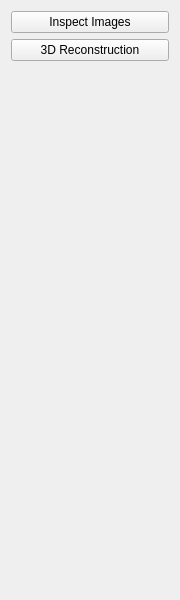
Above: app/header.ui from Teklaw7/DeepInspect before the change. Below: the same form after it.
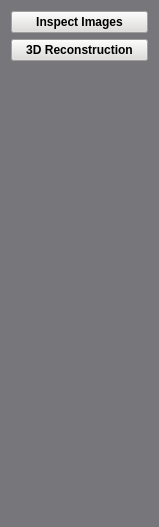
That is the form after the change.

Diff of the .ui file:
```diff
--- a/app/header.ui
+++ b/app/header.ui
@@ -6,18 +6,39 @@
    <rect>
     <x>0</x>
     <y>0</y>
-    <width>180</width>
-    <height>600</height>
+    <width>159</width>
+    <height>527</height>
    </rect>
   </property>
+  <property name="maximumSize">
+   <size>
+    <width>159</width>
+    <height>2000</height>
+   </size>
+  </property>
   <property name="windowTitle">
    <string>Header</string>
   </property>
+  <property name="autoFillBackground">
+   <bool>false</bool>
+  </property>
+  <property name="styleSheet">
+   <string notr="true">background-color: rgb(119, 118, 123);</string>
+  </property>
   <layout class="QHBoxLayout" name="horizontalLayout">
    <item>
     <layout class="QVBoxLayout" name="verticalLayout">
      <item>
       <widget class="QPushButton" name="imagesButton">
+       <property name="font">
+        <font>
+         <bold>true</bold>
+        </font>
+       </property>
+       <property name="styleSheet">
+        <string notr="true">background-color: rgb(222, 221, 218);
+color: rgb(0, 0, 0);</string>
+       </property>
        <property name="text">
         <string>Inspect Images</string>
        </property>
@@ -25,6 +46,15 @@
      </item>
      <item>
       <widget class="QPushButton" name="reconstructionButton">
+       <property name="font">
+        <font>
+         <bold>true</bold>
+        </font>
+       </property>
+       <property name="styleSheet">
+        <string notr="true">background-color: rgb(222, 221, 218);
+color: rgb(0, 0, 0);</string>
+       </property>
        <property name="text">
         <string>3D Reconstruction</string>
        </property>
```
